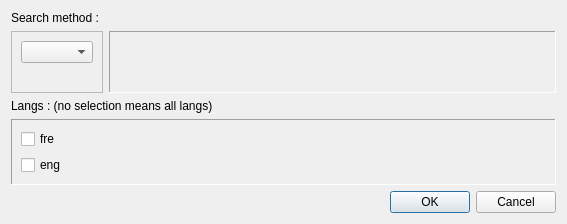
Before: the Qt Designer form ui/searchdialog.ui in GGLinnk/OpenSubtitlesSearch, drawn with Qt 5.
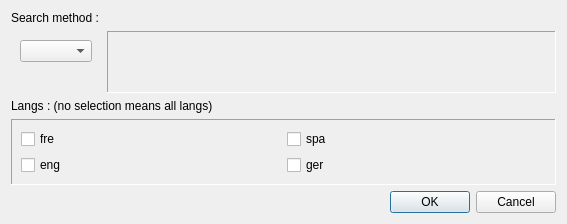
After: the same form once the commit is applied.

Diff of the .ui file:
```diff
--- a/ui/searchdialog.ui
+++ b/ui/searchdialog.ui
@@ -24,7 +24,7 @@
    <item row="1" column="0">
     <widget class="QFrame" name="frame">
      <property name="frameShape">
-      <enum>QFrame::StyledPanel</enum>
+      <enum>QFrame::NoFrame</enum>
      </property>
      <property name="frameShadow">
       <enum>QFrame::Raised</enum>
@@ -82,6 +82,26 @@
         </property>
        </widget>
       </item>
+      <item row="0" column="1">
+       <widget class="QCheckBox" name="spa">
+        <property name="toolTip">
+         <string>spanish</string>
+        </property>
+        <property name="text">
+         <string>spa</string>
+        </property>
+       </widget>
+      </item>
+      <item row="1" column="1">
+       <widget class="QCheckBox" name="ger">
+        <property name="toolTip">
+         <string>german</string>
+        </property>
+        <property name="text">
+         <string>ger</string>
+        </property>
+       </widget>
+      </item>
      </layout>
     </widget>
    </item>
```
Left out of the diff: 6 changed lines with no effect on the pictures.
